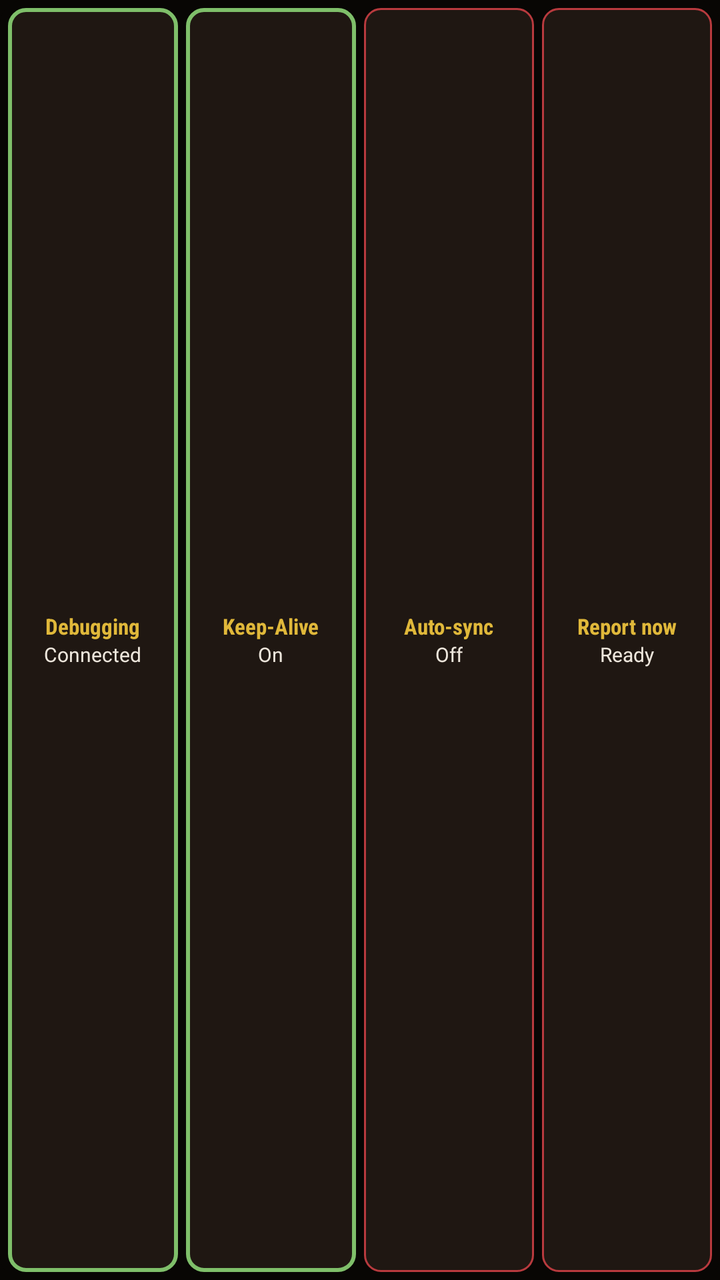
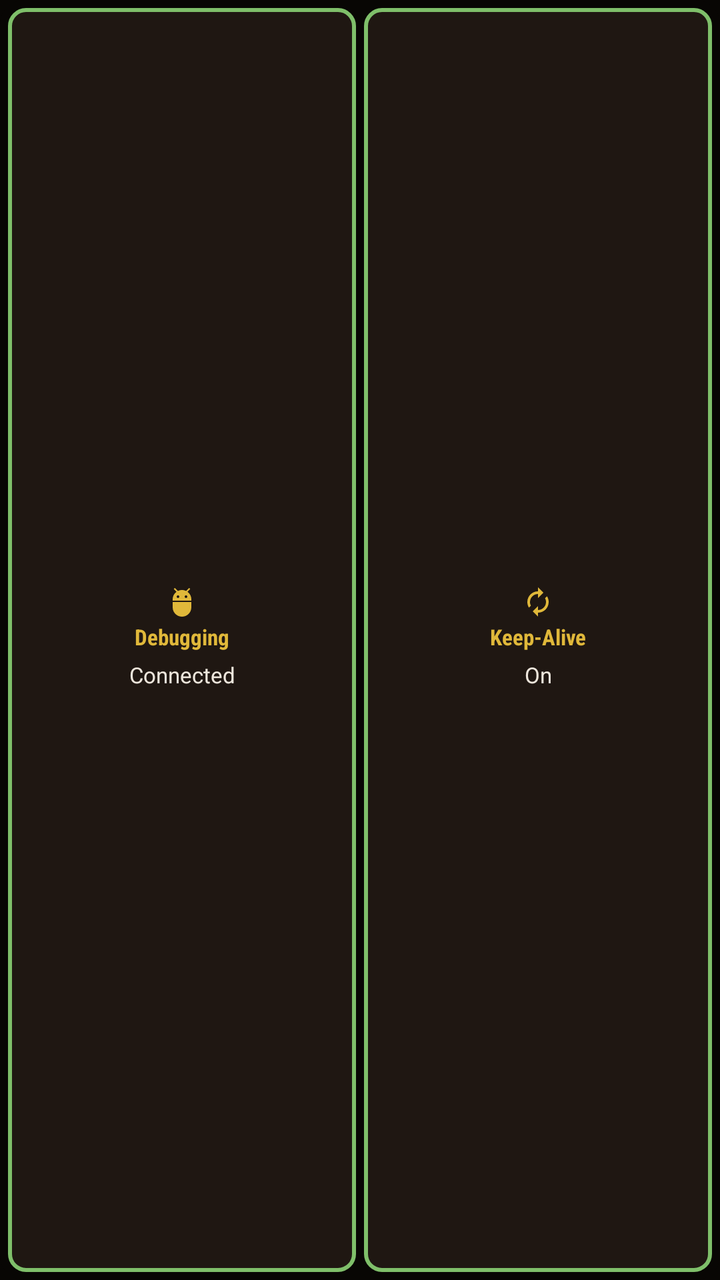

Two renders of the same Android screen: before a commit and after it. Below are the layout's source before the change and the commit's diff.
<!-- AndroidManifest.xml: application theme Theme.KeepADB -->
<!-- res/layout/widget_preview_control.xml -->
<?xml version="1.0" encoding="utf-8"?>
<LinearLayout xmlns:android="http://schemas.android.com/apk/res/android"
    android:layout_width="match_parent"
    android:layout_height="match_parent"
    android:background="@drawable/bg_widget_root"
    android:orientation="horizontal"
    android:padding="2dp">

    <LinearLayout
        android:layout_width="0dp"
        android:layout_height="match_parent"
        android:layout_margin="2dp"
        android:layout_weight="1"
        android:background="@drawable/bg_widget_tile_on"
        android:gravity="center"
        android:orientation="vertical"
        android:padding="4dp">

        <TextView
            android:layout_width="wrap_content"
            android:layout_height="wrap_content"
            android:fontFamily="sans-serif-condensed"
            android:text="@string/widget_action_adb"
            android:textColor="@color/text_yellow"
            android:textSize="11sp"
            android:textStyle="bold" />

        <TextView
            android:layout_width="wrap_content"
            android:layout_height="wrap_content"
            android:text="@string/tile_state_connected"
            android:textColor="@color/night_text"
            android:textSize="10sp" />
    </LinearLayout>

    <LinearLayout
        android:layout_width="0dp"
        android:layout_height="match_parent"
        android:layout_margin="2dp"
        android:layout_weight="1"
        android:background="@drawable/bg_widget_tile_on"
        android:gravity="center"
        android:orientation="vertical"
        android:padding="4dp">

        <TextView
            android:layout_width="wrap_content"
            android:layout_height="wrap_content"
            android:fontFamily="sans-serif-condensed"
            android:text="@string/widget_action_keep_alive"
            android:textColor="@color/text_yellow"
            android:textSize="11sp"
            android:textStyle="bold" />

        <TextView
            android:layout_width="wrap_content"
            android:layout_height="wrap_content"
            android:text="@string/widget_state_on"
            android:textColor="@color/night_text"
            android:textSize="10sp" />
    </LinearLayout>

    <LinearLayout
        android:layout_width="0dp"
        android:layout_height="match_parent"
        android:layout_margin="2dp"
        android:layout_weight="1"
        android:background="@drawable/bg_widget_tile_off"
        android:gravity="center"
        android:orientation="vertical"
        android:padding="4dp">

        <TextView
            android:layout_width="wrap_content"
            android:layout_height="wrap_content"
            android:fontFamily="sans-serif-condensed"
            android:text="@string/widget_action_sync"
            android:textColor="@color/text_yellow"
            android:textSize="11sp"
            android:textStyle="bold" />

        <TextView
            android:layout_width="wrap_content"
            android:layout_height="wrap_content"
            android:text="@string/tile_state_off"
            android:textColor="@color/night_text"
            android:textSize="10sp" />
    </LinearLayout>

    <LinearLayout
        android:layout_width="0dp"
        android:layout_height="match_parent"
        android:layout_margin="2dp"
        android:layout_weight="1"
        android:background="@drawable/bg_widget_tile_off"
        android:gravity="center"
        android:orientation="vertical"
        android:padding="4dp">

        <TextView
            android:layout_width="wrap_content"
            android:layout_height="wrap_content"
            android:fontFamily="sans-serif-condensed"
            android:text="@string/webhook_alert_action_report_now"
            android:textColor="@color/text_yellow"
            android:textSize="11sp"
            android:textStyle="bold" />

        <TextView
            android:layout_width="wrap_content"
            android:layout_height="wrap_content"
            android:text="@string/widget_state_ready"
            android:textColor="@color/night_text"
            android:textSize="10sp" />
    </LinearLayout>
</LinearLayout>
<!-- resources referenced by this layout -->
<resources>
  <color name="night_text">#EDE6DC</color>
  <color name="text_yellow">#E0B83A</color>
  <!-- drawable bg_widget_root (drawable) -->
  <?xml version="1.0" encoding="utf-8"?>
  <shape xmlns:android="http://schemas.android.com/apk/res/android">
      <solid android:color="@color/ground" />
      <corners android:radius="@dimen/radius_panel" />
  </shape>
  <!-- drawable bg_widget_tile_off (drawable) -->
  <?xml version="1.0" encoding="utf-8"?>
  <selector xmlns:android="http://schemas.android.com/apk/res/android">
      <item android:state_pressed="true">
          <shape>
              <solid android:color="@color/panel" />
              <stroke android:width="2dp" android:color="@color/link_red" />
              <corners android:radius="@dimen/radius_control" />
          </shape>
      </item>
      <item>
          <shape>
              <solid android:color="@color/panel_strong" />
              <stroke android:width="1dp" android:color="@color/border_red" />
              <corners android:radius="@dimen/radius_control" />
          </shape>
      </item>
  </selector>
  <!-- drawable bg_widget_tile_on (drawable) -->
  <?xml version="1.0" encoding="utf-8"?>
  <selector xmlns:android="http://schemas.android.com/apk/res/android">
      <item android:state_pressed="true">
          <shape>
              <solid android:color="@color/panel" />
              <stroke android:width="2dp" android:color="@color/link_red" />
              <corners android:radius="@dimen/radius_control" />
          </shape>
      </item>
      <item>
          <shape>
              <solid android:color="@color/panel_strong" />
              <stroke android:width="2dp" android:color="@color/status_ok_green" />
              <corners android:radius="@dimen/radius_control" />
          </shape>
      </item>
  </selector>
  <string name="tile_state_connected">Connected</string>
  <string name="tile_state_off">Off</string>
  <string name="webhook_alert_action_report_now">Report now</string>
  <string name="widget_action_adb">Debugging</string>
  <string name="widget_action_keep_alive">Keep-Alive</string>
  <string name="widget_action_sync">Auto-sync</string>
  <string name="widget_state_on">On</string>
  <string name="widget_state_ready">Ready</string>
  <style name="Theme.KeepADB" parent="android:style/Theme.Material.NoActionBar">
          <item name="android:fontFamily">sans-serif</item>
          <item name="android:windowBackground">@color/ground</item>
          <item name="android:colorAccent">@color/title_yellow</item>
          <item name="android:colorControlActivated">@color/title_yellow</item>
          <item name="android:colorControlHighlight">@color/border_red</item>
          <item name="android:navigationBarColor">@color/ground</item>
          <item name="android:statusBarColor">@color/banner_red</item>
          <item name="android:windowLightStatusBar">false</item>
          <item name="android:textColorPrimary">@color/night_text</item>
          <item name="android:textColorSecondary">@color/night_muted</item>
      </style>
  <color name="ground">#080604</color>
  <dimen name="radius_panel">12dp</dimen>
  <color name="panel">#14100D</color>
  <color name="link_red">#EA5448</color>
  <dimen name="radius_control">8dp</dimen>
  <color name="panel_strong">#1F1712</color>
  <color name="border_red">#B83A3E</color>
  <color name="status_ok_green">#7FBF6A</color>
  <color name="title_yellow">#FFD21F</color>
  <color name="banner_red">#B11218</color>
  <color name="night_muted">#A79B8C</color>
</resources>

<!-- the commit's change to res/layout/widget_preview_control.xml (unified diff, before → after) -->
@@ -14,23 +14,37 @@
         android:background="@drawable/bg_widget_tile_on"
         android:gravity="center"
         android:orientation="vertical"
-        android:padding="4dp">
+        android:padding="2dp">
+
+        <ImageView
+            android:layout_width="16dp"
+            android:layout_height="16dp"
+            android:importantForAccessibility="no"
+            android:src="@drawable/ic_widget_adb" />
 
         <TextView
-            android:layout_width="wrap_content"
+            android:layout_width="match_parent"
             android:layout_height="wrap_content"
+            android:autoSizeMaxTextSize="11sp"
+            android:autoSizeMinTextSize="8sp"
+            android:autoSizeTextType="uniform"
             android:fontFamily="sans-serif-condensed"
+            android:gravity="center"
+            android:maxLines="1"
             android:text="@string/widget_action_adb"
             android:textColor="@color/text_yellow"
-            android:textSize="11sp"
             android:textStyle="bold" />
 
         <TextView
-            android:layout_width="wrap_content"
+            android:layout_width="match_parent"
             android:layout_height="wrap_content"
+            android:autoSizeMaxTextSize="11sp"
+            android:autoSizeMinTextSize="8sp"
+            android:autoSizeTextType="uniform"
+            android:gravity="center"
+            android:maxLines="1"
             android:text="@string/tile_state_connected"
-            android:textColor="@color/night_text"
-            android:textSize="10sp" />
+            android:textColor="@color/night_text" />
     </LinearLayout>
 
     <LinearLayout
@@ -41,76 +55,36 @@
         android:background="@drawable/bg_widget_tile_on"
         android:gravity="center"
         android:orientation="vertical"
-        android:padding="4dp">
+        android:padding="2dp">
+
+        <ImageView
+            android:layout_width="16dp"
+            android:layout_height="16dp"
+            android:importantForAccessibility="no"
+            android:src="@drawable/ic_widget_keep_alive" />
 
         <TextView
-            android:layout_width="wrap_content"
+            android:layout_width="match_parent"
             android:layout_height="wrap_content"
+            android:autoSizeMaxTextSize="11sp"
+            android:autoSizeMinTextSize="8sp"
+            android:autoSizeTextType="uniform"
             android:fontFamily="sans-serif-condensed"
+            android:gravity="center"
+            android:maxLines="1"
             android:text="@string/widget_action_keep_alive"
             android:textColor="@color/text_yellow"
-            android:textSize="11sp"
             android:textStyle="bold" />
 
         <TextView
-            android:layout_width="wrap_content"
+            android:layout_width="match_parent"
             android:layout_height="wrap_content"
+            android:autoSizeMaxTextSize="11sp"
+            android:autoSizeMinTextSize="8sp"
+            android:autoSizeTextType="uniform"
+            android:gravity="center"
+            android:maxLines="1"
             android:text="@string/widget_state_on"
-            android:textColor="@color/night_text"
-            android:textSize="10sp" />
-    </LinearLayout>
-
-    <LinearLayout
-        android:layout_width="0dp"
-        android:layout_height="match_parent"
-        android:layout_margin="2dp"
-        android:layout_weight="1"
-        android:background="@drawable/bg_widget_tile_off"
-        android:gravity="center"
-        android:orientation="vertical"
-        android:padding="4dp">
-
-        <TextView
-            android:layout_width="wrap_content"
-            android:layout_height="wrap_content"
-            android:fontFamily="sans-serif-condensed"
-            android:text="@string/widget_action_sync"
-            android:textColor="@color/text_yellow"
-            android:textSize="11sp"
-            android:textStyle="bold" />
-
-        <TextView
-            android:layout_width="wrap_content"
-            android:layout_height="wrap_content"
-            android:text="@string/tile_state_off"
-            android:textColor="@color/night_text"
-            android:textSize="10sp" />
-    </LinearLayout>
-
-    <LinearLayout
-        android:layout_width="0dp"
-        android:layout_height="match_parent"
-        android:layout_margin="2dp"
-        android:layout_weight="1"
-        android:background="@drawable/bg_widget_tile_off"
-        android:gravity="center"
-        android:orientation="vertical"
-        android:padding="4dp">
-
-        <TextView
-            android:layout_width="wrap_content"
-            android:layout_height="wrap_content"
-            android:fontFamily="sans-serif-condensed"
-            android:text="@string/webhook_alert_action_report_now"
-            android:textColor="@color/text_yellow"
-            android:textSize="11sp"
-            android:textStyle="bold" />
-
-        <TextView
-            android:layout_width="wrap_content"
-            android:layout_height="wrap_content"
-            android:text="@string/widget_state_ready"
-            android:textColor="@color/night_text"
-            android:textSize="10sp" />
+            android:textColor="@color/night_text" />
     </LinearLayout>
 </LinearLayout>
<!-- resource entries referenced after the edit -->
@@ -8,24 +8,6 @@
       <solid android:color="@color/ground" />
       <corners android:radius="@dimen/radius_panel" />
   </shape>
-  <!-- drawable bg_widget_tile_off (drawable) -->
-  <?xml version="1.0" encoding="utf-8"?>
-  <selector xmlns:android="http://schemas.android.com/apk/res/android">
-      <item android:state_pressed="true">
-          <shape>
-              <solid android:color="@color/panel" />
-              <stroke android:width="2dp" android:color="@color/link_red" />
-              <corners android:radius="@dimen/radius_control" />
-          </shape>
-      </item>
-      <item>
-          <shape>
-              <solid android:color="@color/panel_strong" />
-              <stroke android:width="1dp" android:color="@color/border_red" />
-              <corners android:radius="@dimen/radius_control" />
-          </shape>
-      </item>
-  </selector>
   <!-- drawable bg_widget_tile_on (drawable) -->
   <?xml version="1.0" encoding="utf-8"?>
   <selector xmlns:android="http://schemas.android.com/apk/res/android">
@@ -44,14 +26,34 @@
           </shape>
       </item>
   </selector>
+  <!-- drawable ic_widget_adb (drawable) -->
+  <?xml version="1.0" encoding="utf-8"?>
+  <vector xmlns:android="http://schemas.android.com/apk/res/android"
+      android:width="24dp"
+      android:height="24dp"
+      android:tint="@color/text_yellow"
+      android:viewportWidth="24"
+      android:viewportHeight="24">
+      <path
+          android:fillColor="@android:color/white"
+          android:pathData="M5,16c0,3.87 3.13,7 7,7s7,-3.13 7,-7v-4L5,12v4zM16.12,4.37l2.1,-2.1 -0.82,-0.83 -2.3,2.31C14.16,3.28 13.12,3 12,3s-2.16,0.28 -3.09,0.75L6.6,1.44l-0.82,0.83 2.1,2.1C6.14,5.64 5,7.68 5,10v1h14v-1c0,-2.32 -1.14,-4.36 -2.88,-5.63zM9,9c-0.55,0 -1,-0.45 -1,-1s0.45,-1 1,-1 1,0.45 1,1 -0.45,1 -1,1zM15,9c-0.55,0 -1,-0.45 -1,-1s0.45,-1 1,-1 1,0.45 1,1 -0.45,1 -1,1z" />
+  </vector>
+  <!-- drawable ic_widget_keep_alive (drawable) -->
+  <?xml version="1.0" encoding="utf-8"?>
+  <vector xmlns:android="http://schemas.android.com/apk/res/android"
+      android:width="24dp"
+      android:height="24dp"
+      android:tint="@color/text_yellow"
+      android:viewportWidth="24"
+      android:viewportHeight="24">
+      <path
+          android:fillColor="@android:color/white"
+          android:pathData="M12,6v3l4,-4 -4,-4v3c-4.42,0 -8,3.58 -8,8 0,1.57 0.46,3.03 1.24,4.26L6.7,14.8c-0.45,-0.83 -0.7,-1.79 -0.7,-2.8 0,-3.31 2.69,-6 6,-6zM18.76,7.74L17.3,9.2c0.44,0.84 0.7,1.79 0.7,2.8 0,3.31 -2.69,6 -6,6v-3l-4,4 4,4v-3c4.42,0 8,-3.58 8,-8 0,-1.57 -0.46,-3.03 -1.24,-4.26z" />
+  </vector>
   <string name="tile_state_connected">Connected</string>
-  <string name="tile_state_off">Off</string>
-  <string name="webhook_alert_action_report_now">Report now</string>
   <string name="widget_action_adb">Debugging</string>
   <string name="widget_action_keep_alive">Keep-Alive</string>
-  <string name="widget_action_sync">Auto-sync</string>
   <string name="widget_state_on">On</string>
-  <string name="widget_state_ready">Ready</string>
   <style name="Theme.KeepADB" parent="android:style/Theme.Material.NoActionBar">
           <item name="android:fontFamily">sans-serif</item>
           <item name="android:windowBackground">@color/ground</item>
